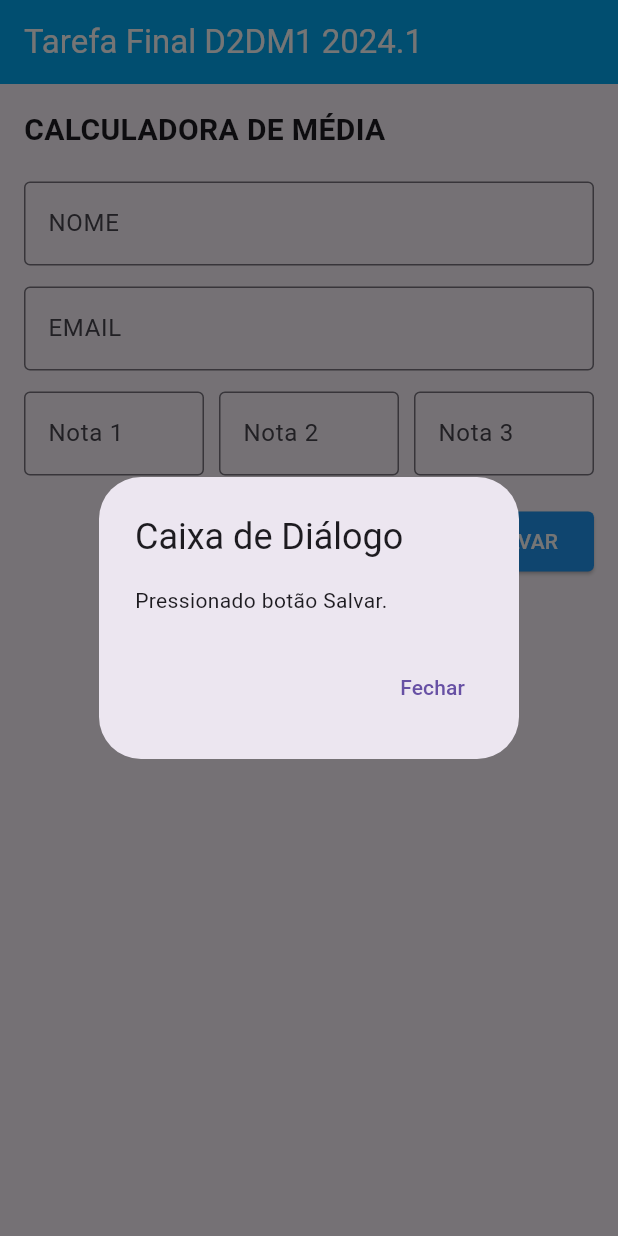
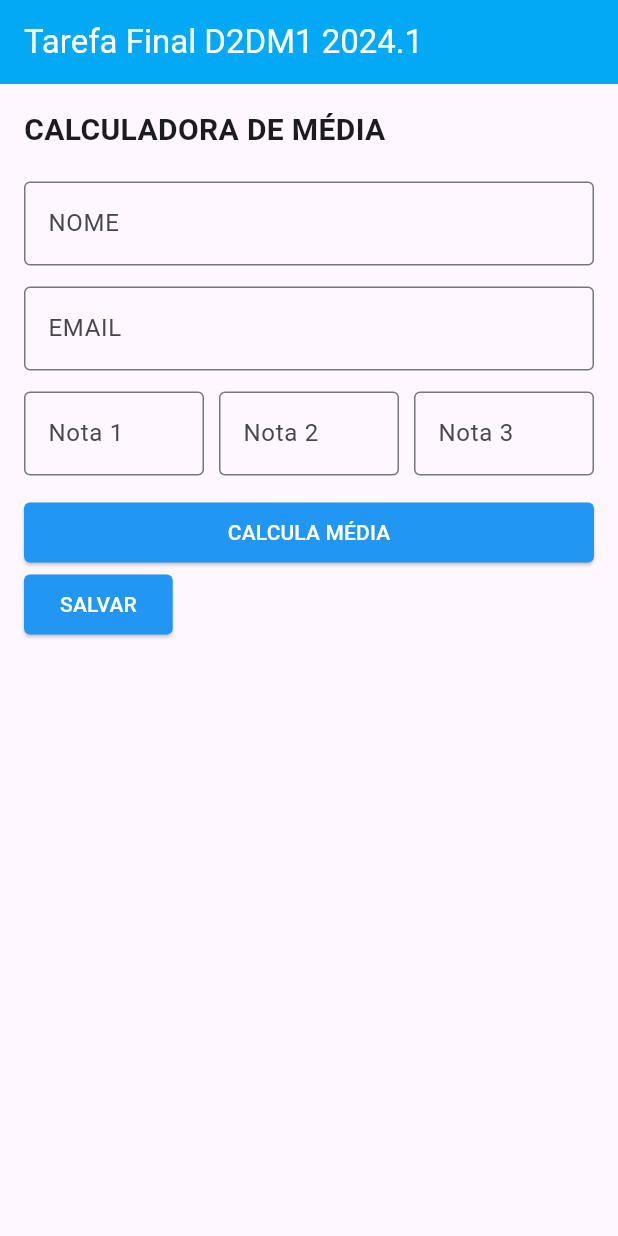
Before and after one commit to Rodorush/Calculadora-de-M-dia, a Flutter app: the screen it shows after launch, after a tap on "SALVAR", on a phone screen of 412 x 824 dp. Run offline on Flutter 3.47's test engine with Material 3 defaults, Android fonts, the phone set to English and light mode, and no system bars.

Commit message:
Botão Calcula média posicionado
Nomeada função em branco para cálculo da média

```diff
--- a/lib/main.dart
+++ b/lib/main.dart
@@ -22,35 +22,35 @@ class _AverageCalculatorState extends State<AverageCalculator> {
   Widget build(BuildContext context) {
     return Scaffold(
       appBar: AppBar(
-        title: Text('Tarefa Final D2DM1 2024.1'),
+        title: const Text('Tarefa Final D2DM1 2024.1'),
         backgroundColor: Colors.lightBlue,
         foregroundColor: Colors.white,
       ),
       body: SingleChildScrollView(
-        padding: EdgeInsets.all(16.0),
+        padding: const EdgeInsets.all(16.0),
         child: Column(
           crossAxisAlignment: CrossAxisAlignment.start,
           children: <Widget>[
-            Text(
+            const Text(
               'CALCULADORA DE MÉDIA',
               style: TextStyle(fontSize: 20, fontWeight: FontWeight.bold),
             ),
-            SizedBox(height: 20),
-            TextField(
+            const SizedBox(height: 20),
+            const TextField(
               decoration: InputDecoration(
                 border: OutlineInputBorder(),
                 labelText: 'NOME',
               ),
             ),
-            SizedBox(height: 14),
-            TextField(
+            const SizedBox(height: 14),
+            const TextField(
               decoration: InputDecoration(
                 border: OutlineInputBorder(),
                 labelText: 'EMAIL',
               ),
             ),
-            SizedBox(height: 14),
-            Row(
+            const SizedBox(height: 14),
+            const Row(
               mainAxisAlignment: MainAxisAlignment.spaceBetween,
               children: <Widget>[
                 Flexible(
@@ -81,42 +81,35 @@ class _AverageCalculatorState extends State<AverageCalculator> {
                 ),
               ],
             ),
-            SizedBox(height: 20),
-            Row(
-              mainAxisAlignment: MainAxisAlignment.end,
-              children: <Widget>[
-                ElevatedButton(
-                  onPressed: () {
-                    _mostrarDialogo(context, 'Cancelar');
-                  },
+            const SizedBox(height: 14),
+            SizedBox(
+              width: double.infinity,
+              child: ElevatedButton(
+                onPressed: _calculateAverage,
                 style: ElevatedButton.styleFrom(
                   primary: Colors.blue,
                   shape: RoundedRectangleBorder(
                     borderRadius: BorderRadius.circular(4.0),
                   ),
                 ),
-                  child: Text(
-                    'CANCELAR',
+                child: const Text(
+                  'CALCULA MÉDIA',
                   style: TextStyle(color: Colors.white),
                 ),
               ),
-                SizedBox(width: 20),
+            ),
             ElevatedButton(
-                  onPressed: () {
-                    _mostrarDialogo(context, 'Salvar');
-                  },
+              onPressed: _calculateAverage,
               style: ElevatedButton.styleFrom(
                 primary: Colors.blue,
                 shape: RoundedRectangleBorder(
                   borderRadius: BorderRadius.circular(4.0),
                 ),
               ),
-                  child: Text(
+              child: const Text(
                 'SALVAR',
                 style: TextStyle(color: Colors.white),
               ),
-                ),
-              ],
             ),
           ],
         ),
@@ -124,23 +117,6 @@ class _AverageCalculatorState extends State<AverageCalculator> {
     );
   }
 
-  void _mostrarDialogo(BuildContext context, String acao) {
-    showDialog(
-      context: context,
-      builder: (BuildContext context) {
-        return AlertDialog(
-          title: Text('Caixa de Diálogo'),
-          content: Text('Pressionado botão $acao.'),
-          actions: [
-            TextButton(
-              onPressed: () {
-                Navigator.of(context).pop();
-              },
-              child: Text('Fechar'),
-            ),
-          ],
-        );
-      },
-    );
+  void _calculateAverage() {
   }
 }
```
Lines whose indentation alone changed are shown as unchanged.
